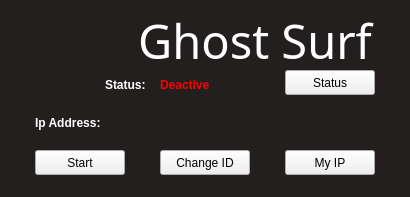
The window that guis/main_win.ui (dogaegeozden/ghostsurf) describes before a commit, drawn with Qt 5.
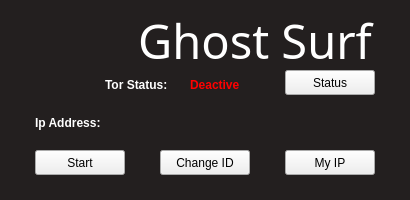
The same window after the commit. Icons and pictures are not drawn.

```diff
--- a/guis/main_win.ui
+++ b/guis/main_win.ui
@@ -7,7 +7,7 @@
     <x>0</x>
     <y>0</y>
     <width>410</width>
-    <height>197</height>
+    <height>200</height>
    </rect>
   </property>
   <property name="windowTitle">
@@ -118,7 +118,7 @@
      <rect>
       <x>105</x>
       <y>70</y>
-      <width>60</width>
+      <width>81</width>
       <height>30</height>
      </rect>
     </property>
@@ -134,15 +134,15 @@
 }</string>
     </property>
     <property name="text">
-     <string>Status:</string>
+     <string>Tor Status:</string>
     </property>
    </widget>
    <widget class="QLabel" name="status_label">
     <property name="geometry">
      <rect>
-      <x>160</x>
+      <x>190</x>
       <y>70</y>
-      <width>101</width>
+      <width>91</width>
       <height>30</height>
      </rect>
     </property>
```
